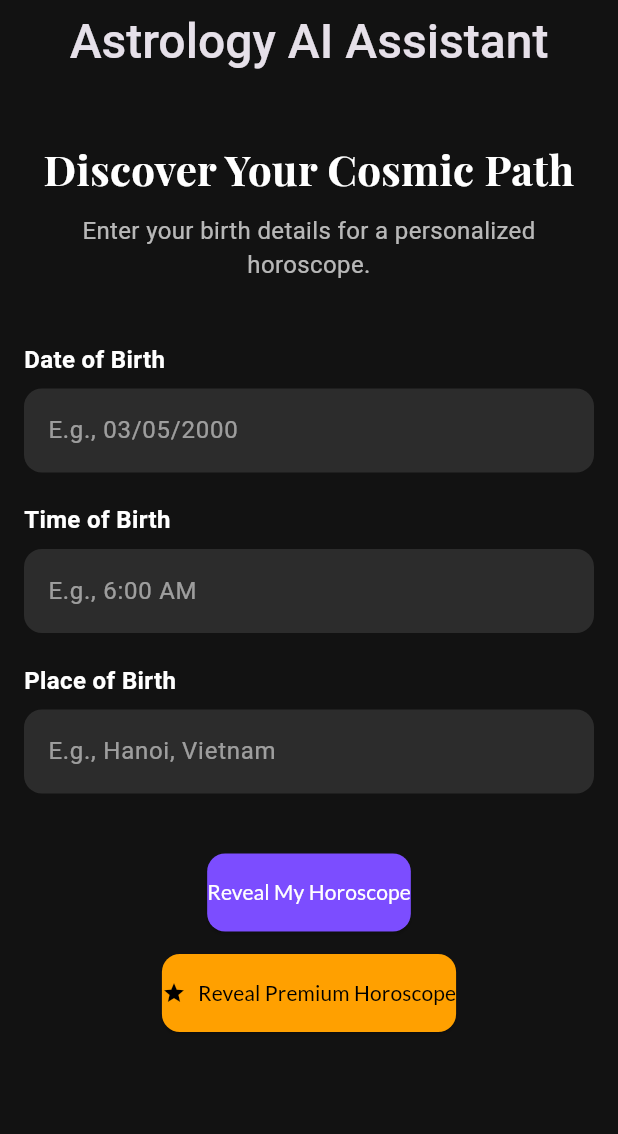
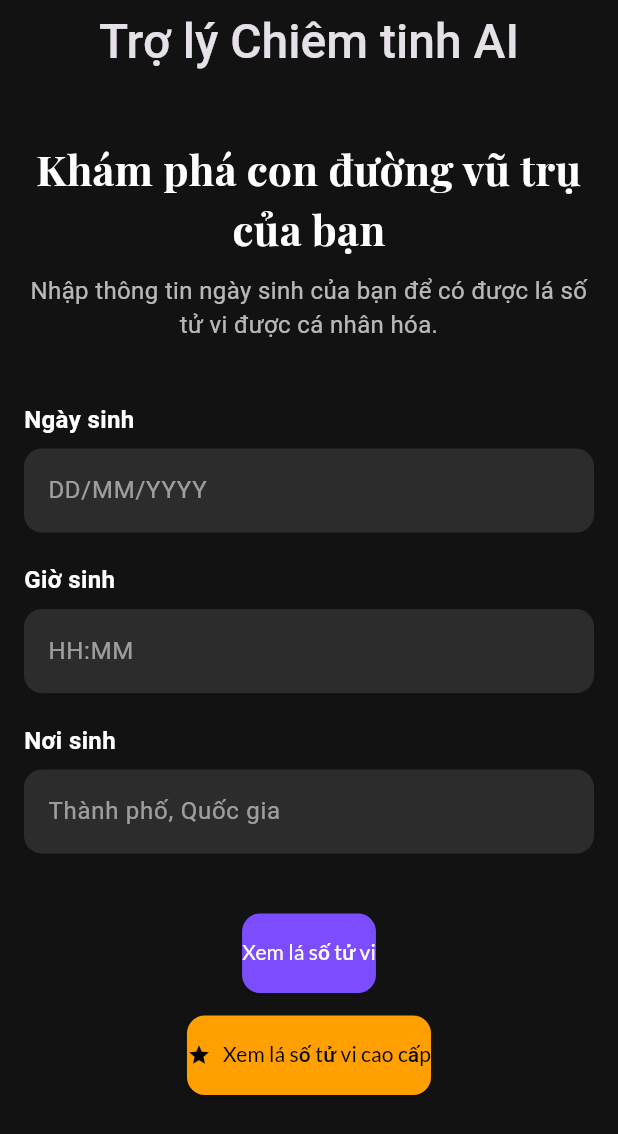
Before and after one commit to nguyenvietcuong0112/vc02_astrology_ai, a Flutter app: the screen it shows after launch, on a phone screen of 412 x 824 dp. Shown: the top 1134 px of the screen. Run offline on Flutter 3.47's test engine with Material 3 defaults, Android fonts, the phone set to English and light mode, and no system bars; our stand-ins replace firebase_ai, firebase_auth, firebase_core, firebase_messaging, google_fonts, share_plus and 1 more; accounts and stored records are empty; network calls fail; Roboto replaces fonts that are missing (Sacramento); statements that could not run were skipped.

Commit message:
feat: Remove multi-language support and hardcode Vietnamese text

````diff
--- a/l10n.yaml
+++ /dev/null
@@ -1,3 +0,0 @@
-arb-dir: lib/l10n
-template-arb-file: app_en.arb
-output-localization-file: app_localizations.dart
--- a/lib/l10n/app_en.arb
+++ /dev/null
@@ -1,25 +0,0 @@
-{
-  "@@locale": "en",
-  "discoverCosmicPath": "Discover Your Cosmic Path",
-  "enterBirthDetails": "Enter your birth details for a personalized horoscope.",
-  "dateOfBirth": "Date of Birth",
-  "dateOfBirthHint": "E.g., 03/05/2000",
-  "timeOfBirth": "Time of Birth",
-  "timeOfBirthHint": "E.g., 6:00 AM",
-  "placeOfBirth": "Place of Birth",
-  "placeOfBirthHint": "E.g., Hanoi, Vietnam",
-  "revealHoroscope": "Reveal My Horoscope",
-  "revealPremiumHoroscope": "Reveal Premium Horoscope",
-  "shareHoroscope": "Share My Horoscope",
-  "overview": "Overview",
-  "love": "Love",
-  "career": "Career",
-  "finance": "Finance",
-  "health": "Health",
-  "deeperAnalysis": "Deeper Analysis",
-  "advice": "Advice",
-  "upgradeToPremium": "👉 For a more detailed analysis, you can upgrade to Premium ✨",
-  "horoscopeResult": "🌟 My Horoscope 🌟\n\n💖 *Love:* {love}\n\n💼 *Career:* {career}\n\n💰 *Finance:* {finance}\n\n🧘‍♂️ *Advice:* {advice}\n\n{overview}",
-  "errorOccurred": "An error occurred while processing the response. Please try again.",
-  "enterCompleteBirthInfo": "Please enter your complete birth information."
-}
--- a/lib/l10n/app_localizations.dart
+++ /dev/null
@@ -1,272 +0,0 @@
-import 'dart:async';
-
-import 'package:flutter/foundation.dart';
-import 'package:flutter/widgets.dart';
-import 'package:flutter_localizations/flutter_localizations.dart';
-import 'package:intl/intl.dart' as intl;
-
-import 'app_localizations_en.dart';
-import 'app_localizations_vi.dart';
-
-// ignore_for_file: type=lint
-
-/// Callers can lookup localized strings with an instance of AppLocalizations
-/// returned by `AppLocalizations.of(context)`.
-///
-/// Applications need to include `AppLocalizations.delegate()` in their app's
-/// `localizationDelegates` list, and the locales they support in the app's
-/// `supportedLocales` list. For example:
-///
-/// ```dart
-/// import 'l10n/app_localizations.dart';
-///
-/// return MaterialApp(
-///   localizationsDelegates: AppLocalizations.localizationsDelegates,
-///   supportedLocales: AppLocalizations.supportedLocales,
-///   home: MyApplicationHome(),
-/// );
-/// ```
-///
-/// ## Update pubspec.yaml
-///
-/// Please make sure to update your pubspec.yaml to include the following
-/// packages:
-///
-/// ```yaml
-/// dependencies:
-///   # Internationalization support.
-///   flutter_localizations:
-///     sdk: flutter
-///   intl: any # Use the pinned version from flutter_localizations
-///
-///   # Rest of dependencies
-/// ```
-///
-/// ## iOS Applications
-///
-/// iOS applications define key application metadata, including supported
-/// locales, in an Info.plist file that is built into the application bundle.
-/// To configure the locales supported by your app, you’ll need to edit this
-/// file.
-///
-/// First, open your project’s ios/Runner.xcworkspace Xcode workspace file.
-/// Then, in the Project Navigator, open the Info.plist file under the Runner
-/// project’s Runner folder.
-///
-/// Next, select the Information Property List item, select Add Item from the
-/// Editor menu, then select Localizations from the pop-up menu.
-///
-/// Select and expand the newly-created Localizations item then, for each
-/// locale your application supports, add a new item and select the locale
-/// you wish to add from the pop-up menu in the Value field. This list should
-/// be consistent with the languages listed in the AppLocalizations.supportedLocales
-/// property.
-abstract class AppLocalizations {
-  AppLocalizations(String locale)
-    : localeName = intl.Intl.canonicalizedLocale(locale.toString());
-
-  final String localeName;
-
-  static AppLocalizations? of(BuildContext context) {
-    return Localizations.of<AppLocalizations>(context, AppLocalizations);
-  }
-
-  static const LocalizationsDelegate<AppLocalizations> delegate =
-      _AppLocalizationsDelegate();
-
-  /// A list of this localizations delegate along with the default localizations
-  /// delegates.
-  ///
-  /// Returns a list of localizations delegates containing this delegate along with
-  /// GlobalMaterialLocalizations.delegate, GlobalCupertinoLocalizations.delegate,
-  /// and GlobalWidgetsLocalizations.delegate.
-  ///
-  /// Additional delegates can be added by appending to this list in
-  /// MaterialApp. This list does not have to be used at all if a custom list
-  /// of delegates is preferred or required.
-  static const List<LocalizationsDelegate<dynamic>> localizationsDelegates =
-      <LocalizationsDelegate<dynamic>>[
-        delegate,
-        GlobalMaterialLocalizations.delegate,
-        GlobalCupertinoLocalizations.delegate,
-        GlobalWidgetsLocalizations.delegate,
-      ];
-
-  /// A list of this localizations delegate's supported locales.
-  static const List<Locale> supportedLocales = <Locale>[
-    Locale('en'),
-    Locale('vi'),
-  ];
-
-  /// No description provided for @discoverCosmicPath.
-  ///
-  /// In en, this message translates to:
-  /// **'Discover Your Cosmic Path'**
-  String get discoverCosmicPath;
-
-  /// No description provided for @enterBirthDetails.
-  ///
-  /// In en, this message translates to:
-  /// **'Enter your birth details for a personalized horoscope.'**
-  String get enterBirthDetails;
-
-  /// No description provided for @dateOfBirth.
-  ///
-  /// In en, this message translates to:
-  /// **'Date of Birth'**
-  String get dateOfBirth;
-
-  /// No description provided for @dateOfBirthHint.
-  ///
-  /// In en, this message translates to:
-  /// **'E.g., 03/05/2000'**
-  String get dateOfBirthHint;
-
-  /// No description provided for @timeOfBirth.
-  ///
-  /// In en, this message translates to:
-  /// **'Time of Birth'**
-  String get timeOfBirth;
-
-  /// No description provided for @timeOfBirthHint.
-  ///
-  /// In en, this message translates to:
-  /// **'E.g., 6:00 AM'**
-  String get timeOfBirthHint;
-
-  /// No description provided for @placeOfBirth.
-  ///
-  /// In en, this message translates to:
-  /// **'Place of Birth'**
-  String get placeOfBirth;
-
-  /// No description provided for @placeOfBirthHint.
-  ///
-  /// In en, this message translates to:
-  /// **'E.g., Hanoi, Vietnam'**
-  String get placeOfBirthHint;
-
-  /// No description provided for @revealHoroscope.
-  ///
-  /// In en, this message translates to:
-  /// **'Reveal My Horoscope'**
-  String get revealHoroscope;
-
-  /// No description provided for @revealPremiumHoroscope.
-  ///
-  /// In en, this message translates to:
-  /// **'Reveal Premium Horoscope'**
-  String get revealPremiumHoroscope;
-
-  /// No description provided for @shareHoroscope.
-  ///
-  /// In en, this message translates to:
-  /// **'Share My Horoscope'**
-  String get shareHoroscope;
-
-  /// No description provided for @overview.
-  ///
-  /// In en, this message translates to:
-  /// **'Overview'**
-  String get overview;
-
-  /// No description provided for @love.
-  ///
-  /// In en, this message translates to:
-  /// **'Love'**
-  String get love;
-
-  /// No description provided for @career.
-  ///
-  /// In en, this message translates to:
-  /// **'Career'**
-  String get career;
-
-  /// No description provided for @finance.
-  ///
-  /// In en, this message translates to:
-  /// **'Finance'**
-  String get finance;
-
-  /// No description provided for @health.
-  ///
-  /// In en, this message translates to:
-  /// **'Health'**
-  String get health;
-
-  /// No description provided for @deeperAnalysis.
-  ///
-  /// In en, this message translates to:
-  /// **'Deeper Analysis'**
-  String get deeperAnalysis;
-
-  /// No description provided for @advice.
-  ///
-  /// In en, this message translates to:
-  /// **'Advice'**
-  String get advice;
-
-  /// No description provided for @upgradeToPremium.
-  ///
-  /// In en, this message translates to:
-  /// **'👉 For a more detailed analysis, you can upgrade to Premium ✨'**
-  String get upgradeToPremium;
-
-  /// No description provided for @horoscopeResult.
-  ///
-  /// In en, this message translates to:
-  /// **'🌟 My Horoscope 🌟\n\n💖 *Love:* {love}\n\n💼 *Career:* {career}\n\n💰 *Finance:* {finance}\n\n🧘‍♂️ *Advice:* {advice}\n\n{overview}'**
-  String horoscopeResult(
-    Object advice,
-    Object career,
-    Object finance,
-    Object love,
-    Object overview,
-  );
-
-  /// No description provided for @errorOccurred.
-  ///
-  /// In en, this message translates to:
-  /// **'An error occurred while processing the response. Please try again.'**
-  String get errorOccurred;
-
-  /// No description provided for @enterCompleteBirthInfo.
-  ///
-  /// In en, this message translates to:
-  /// **'Please enter your complete birth information.'**
-  String get enterCompleteBirthInfo;
-}
-
-class _AppLocalizationsDelegate
-    extends LocalizationsDelegate<AppLocalizations> {
-  const _AppLocalizationsDelegate();
-
-  @override
-  Future<AppLocalizations> load(Locale locale) {
-    return SynchronousFuture<AppLocalizations>(lookupAppLocalizations(locale));
-  }
-
-  @override
-  bool isSupported(Locale locale) =>
-      <String>['en', 'vi'].contains(locale.languageCode);
-
-  @override
-  bool shouldReload(_AppLocalizationsDelegate old) => false;
-}
-
-AppLocalizations lookupAppLocalizations(Locale locale) {
-  // Lookup logic when only language code is specified.
-  switch (locale.languageCode) {
-    case 'en':
-      return AppLocalizationsEn();
-    case 'vi':
-      return AppLocalizationsVi();
-  }
-
-  throw FlutterError(
-    'AppLocalizations.delegate failed to load unsupported locale "$locale". This is likely '
-    'an issue with the localizations generation tool. Please file an issue '
-    'on GitHub with a reproducible sample app and the gen-l10n configuration '
-    'that was used.',
-  );
-}
--- a/lib/src/app/app.dart
+++ b/lib/src/app/app.dart
@@ -2,7 +2,6 @@ import 'package:flutter/material.dart';
 import 'package:myapp/src/core/theme/app_theme.dart';
 import 'package:myapp/src/features/horoscope/ui/horoscope_home_page.dart';
 import 'package:provider/provider.dart';
-import 'package:flutter_gen/gen_l10n/app_localizations.dart';
 
 class AstrologyApp extends StatelessWidget {
   const AstrologyApp({super.key});
@@ -17,8 +16,6 @@ class AstrologyApp extends StatelessWidget {
           theme: AppTheme.lightTheme,
           darkTheme: AppTheme.darkTheme,
           themeMode: themeProvider.themeMode,
-          localizationsDelegates: AppLocalizations.localizationsDelegates,
-          supportedLocales: AppLocalizations.supportedLocales,
           home: const HoroscopeHomePage(),
         );
       },
--- a/lib/src/features/horoscope/ui/horoscope_home_page.dart
+++ b/lib/src/features/horoscope/ui/horoscope_home_page.dart
@@ -6,7 +6,6 @@ import 'package:myapp/src/features/horoscope/ui/horoscope_result_card.dart';
 import 'package:myapp/src/features/horoscope/ui/widgets/input_field.dart';
 import 'package:google_fonts/google_fonts.dart';
 import 'package:shared_preferences/shared_preferences.dart';
-import 'package:flutter_gen/gen_l10n/app_localizations.dart';
 
 class HoroscopeHomePage extends StatefulWidget {
   const HoroscopeHomePage({super.key});
@@ -53,14 +52,13 @@ class _HoroscopeHomePageState extends State<HoroscopeHomePage> {
   }
 
   Future<void> _getHoroscope({bool isPremium = false}) async {
-    final l10n = AppLocalizations.of(context)!;
     if (_dateController.text.isEmpty ||
         _timeController.text.isEmpty ||
         _placeController.text.isEmpty) {
       if (!mounted) return;
       ScaffoldMessenger.of(context).showSnackBar(
-        SnackBar(
-          content: Text(l10n.enterCompleteBirthInfo),
+        const SnackBar(
+          content: Text("Vui lòng nhập đầy đủ thông tin ngày sinh."),
           backgroundColor: Colors.redAccent,
         ),
       );
@@ -85,7 +83,7 @@ class _HoroscopeHomePageState extends State<HoroscopeHomePage> {
         if (!mounted) return;
         ScaffoldMessenger.of(context).showSnackBar(
           SnackBar(
-            content: Text(decodedResult['error'] ?? 'An unknown error occurred.'),
+            content: Text(decodedResult['error'] ?? 'Đã xảy ra lỗi không xác định.'),
             backgroundColor: Colors.redAccent,
           ),
         );
@@ -108,8 +106,8 @@ class _HoroscopeHomePageState extends State<HoroscopeHomePage> {
       });
       if (!mounted) return;
       ScaffoldMessenger.of(context).showSnackBar(
-        SnackBar(
-          content: Text(l10n.errorOccurred),
+        const SnackBar(
+          content: Text("Đã xảy ra lỗi. Vui lòng thử lại."),
           backgroundColor: Colors.redAccent,
         ),
       );
@@ -118,12 +116,10 @@ class _HoroscopeHomePageState extends State<HoroscopeHomePage> {
 
   @override
   Widget build(BuildContext context) {
-    final l10n = AppLocalizations.of(context)!;
-
     return Scaffold(
       appBar: AppBar(
         title: Text(
-          'Astrology AI Assistant',
+          'Trợ lý Chiêm tinh AI',
           style: GoogleFonts.sacramento(
             fontSize: 32,
             fontWeight: FontWeight.w500,
@@ -141,7 +137,7 @@ class _HoroscopeHomePageState extends State<HoroscopeHomePage> {
             children: [
               const SizedBox(height: 20),
               Text(
-                l10n.discoverCosmicPath,
+                "Khám phá con đường vũ trụ của bạn",
                 textAlign: TextAlign.center,
                 style: GoogleFonts.playfairDisplay(
                   fontSize: 28,
@@ -150,20 +146,20 @@ class _HoroscopeHomePageState extends State<HoroscopeHomePage> {
                 ),
               ),
               const SizedBox(height: 10),
-              Text(
-                l10n.enterBirthDetails,
+              const Text(
+                "Nhập thông tin ngày sinh của bạn để có được lá số tử vi được cá nhân hóa.",
                 textAlign: TextAlign.center,
-                style: const TextStyle(color: Colors.white70, fontSize: 16),
+                style: TextStyle(color: Colors.white70, fontSize: 16),
               ),
               const SizedBox(height: 40),
               InputField(
-                  controller: _dateController, label: l10n.dateOfBirth, hint: l10n.dateOfBirthHint),
+                  controller: _dateController, label: "Ngày sinh", hint: "DD/MM/YYYY"),
               const SizedBox(height: 20),
               InputField(
-                  controller: _timeController, label: l10n.timeOfBirth, hint: l10n.timeOfBirthHint),
+                  controller: _timeController, label: "Giờ sinh", hint: "HH:MM"),
               const SizedBox(height: 20),
               InputField(
-                  controller: _placeController, label: l10n.placeOfBirth, hint: l10n.placeOfBirthHint),
+                  controller: _placeController, label: "Nơi sinh", hint: "Thành phố, Quốc gia"),
               const SizedBox(height: 40),
               _isLoading
                   ? const Center(child: CircularProgressIndicator())
@@ -171,7 +167,7 @@ class _HoroscopeHomePageState extends State<HoroscopeHomePage> {
                       children: [
                         ElevatedButton(
                           onPressed: () => _getHoroscope(isPremium: false),
-                          child: Text(l10n.revealHoroscope),
+                          child: const Text("Xem lá số tử vi"),
                         ),
                         const SizedBox(height: 15),
                         ElevatedButton(
@@ -180,12 +176,12 @@ class _HoroscopeHomePageState extends State<HoroscopeHomePage> {
                             foregroundColor: Colors.black,
                           ),
                           onPressed: () => _getHoroscope(isPremium: true),
-                          child: Row(
+                          child: const Row(
                             mainAxisSize: MainAxisSize.min,
                             children: [
-                              const Icon(Icons.star, size: 16),
-                              const SizedBox(width: 8),
-                              Text(l10n.revealPremiumHoroscope),
+                              Icon(Icons.star, size: 16),
+                              SizedBox(width: 8),
+                              Text("Xem lá số tử vi cao cấp"),
                             ],
                           ),
                         ),
--- a/pubspec.yaml
+++ b/pubspec.yaml
@@ -30,9 +30,6 @@ environment:
 dependencies:
   flutter:
     sdk: flutter
-  flutter_localizations:
-    sdk: flutter
-  intl: any
 
   # The following adds the Cupertino Icons font to your application.
   # Use with the CupertinoIcons class for iOS style icons.
@@ -63,7 +60,6 @@ dev_dependencies:
 
 # The following section is specific to Flutter packages.
 flutter:
-  generate: true
 
   # The following line ensures that the Material Icons font is
   # included with your application, so that you can use the icons in
````
Also changed, not shown: lib/l10n/app_localizations_en.dart (deleted, +0 -88 lines), lib/l10n/app_localizations_vi.dart (deleted, +0 -88 lines), lib/l10n/app_vi.arb (deleted, +0 -25 lines), lib/src/features/horoscope/ui/horoscope_result_card.dart (+20 -19 lines), pubspec.lock, 1 other file.
